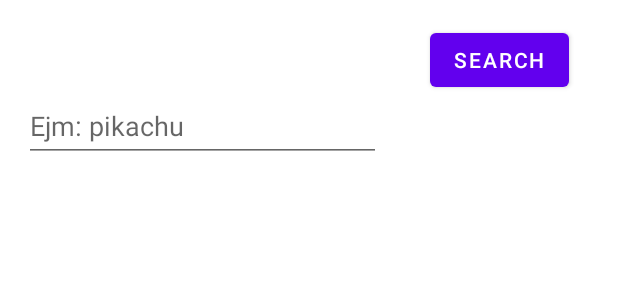
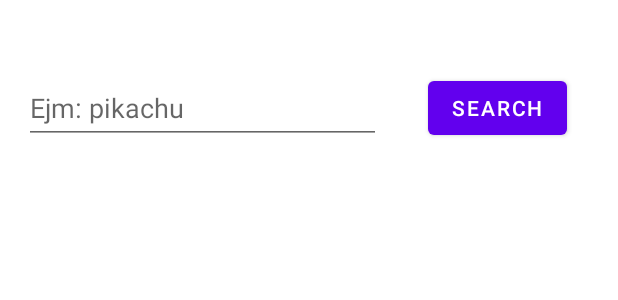
Before and after one commit to luischang/S9Firebase202301, an Android app: the layout fragment_pokemon.xml on its own in the app's theme, with its tools: preview values and no code run, on a phone screen of 412 x 824 dp. Shown: the top 300 px of the screen. Run offline under Robolectric (Android 15) with nearby library versions, the phone set to English and light mode, and no system bars.

Commit message:
Fixed Search

```diff
--- a/app/src/main/res/layout/fragment_pokemon.xml
+++ b/app/src/main/res/layout/fragment_pokemon.xml
@@ -9,23 +9,22 @@
 
     <androidx.recyclerview.widget.RecyclerView
         android:id="@+id/rvPokemon"
-        android:layout_width="400dp"
-        android:layout_height="656dp"
+        android:layout_width="388dp"
+        android:layout_height="352dp"
         app:layout_constraintBottom_toBottomOf="parent"
         app:layout_constraintEnd_toEndOf="parent"
-        app:layout_constraintStart_toStartOf="parent" />
+        app:layout_constraintStart_toStartOf="parent"
+        app:layout_constraintTop_toTopOf="parent" />
 
     <EditText
         android:id="@+id/etSearchPokemon"
         android:layout_width="238dp"
         android:layout_height="48dp"
         android:layout_marginStart="16dp"
-        android:layout_marginTop="16dp"
-        android:layout_marginBottom="16dp"
+        android:layout_marginTop="48dp"
         android:ems="10"
         android:hint="@string/valetsearchpokemon"
         android:inputType="text"
-        app:layout_constraintBottom_toTopOf="@+id/rvPokemon"
         app:layout_constraintStart_toStartOf="parent"
         app:layout_constraintTop_toTopOf="parent" />
 
@@ -33,9 +32,10 @@
         android:id="@+id/btnSearchPokemon"
         android:layout_width="wrap_content"
         android:layout_height="wrap_content"
-        android:layout_marginTop="16dp"
+        android:layout_marginTop="48dp"
         android:text="@string/valbtnsearchpokemon"
         app:layout_constraintEnd_toEndOf="parent"
+        app:layout_constraintHorizontal_bias="0.484"
         app:layout_constraintStart_toEndOf="@+id/etSearchPokemon"
         app:layout_constraintTop_toTopOf="parent" />
 </androidx.constraintlayout.widget.ConstraintLayout>
```
